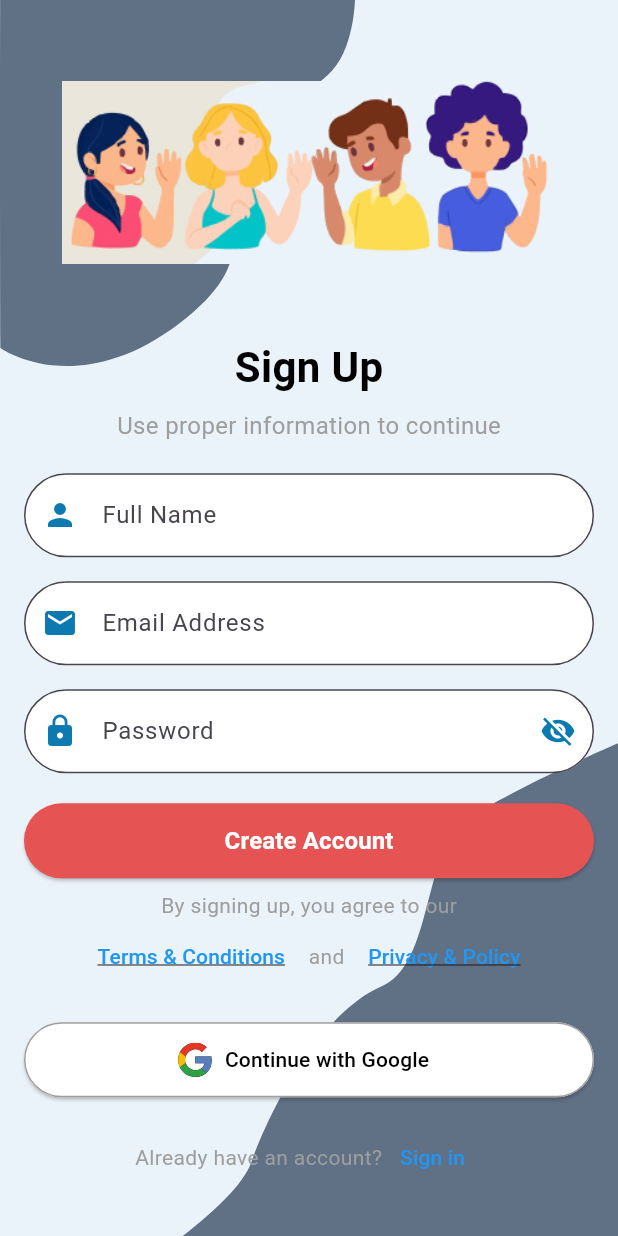
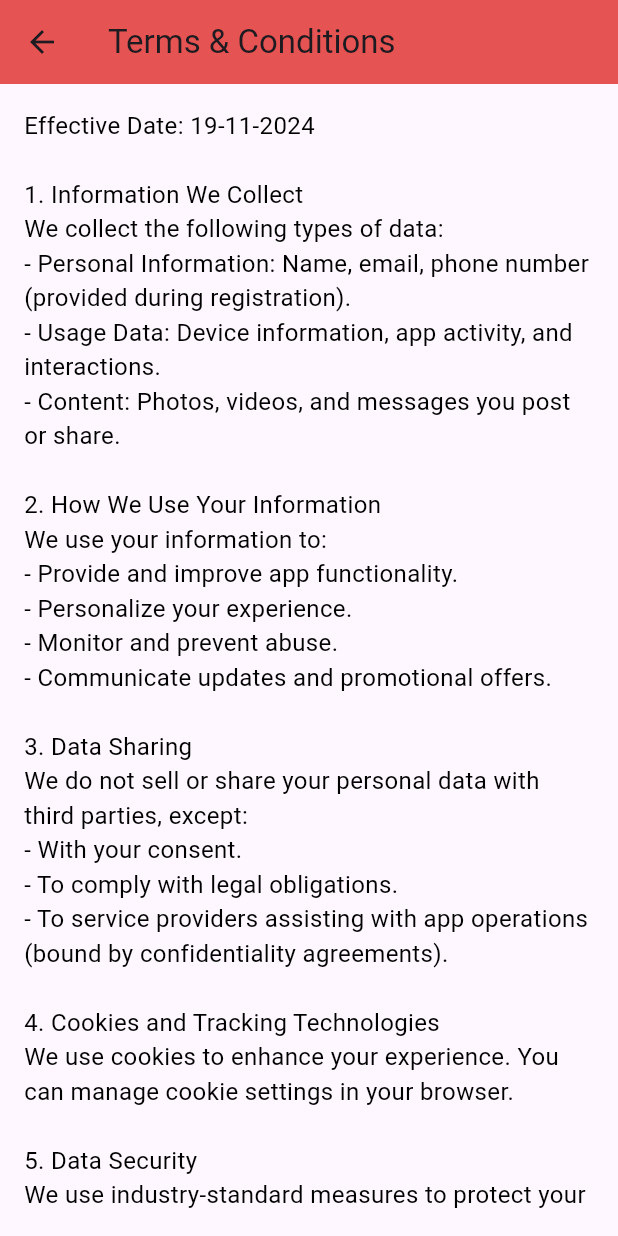
Before and after one commit to rishabh2310113/food_recipes_health_tracker, a Flutter app: the SignUpScreen screen opened by its route, after a tap on "Terms & Conditions", on a phone screen of 412 x 824 dp. Run offline on Flutter 3.47's test engine with Material 3 defaults, Android fonts, the phone set to English and light mode, and no system bars; our stand-ins replace flutter_svg; project files that could hold a hidden picture were left out.

Commit message:
created more pages

```diff
--- a/lib/main.dart
+++ b/lib/main.dart
@@ -1,7 +1,11 @@
+import 'package:final_project/privacy_&_policy.dart';
+import 'package:final_project/terms_&_conditions.dart';
 import 'package:flutter/material.dart';
 import 'onboarding.dart';
 import 'signup.dart';
 import 'signin.dart';
+import 'forgot_password.dart';
+
 void main() {
   runApp(MyApp());
 }
@@ -16,6 +20,9 @@ class MyApp extends StatelessWidget {
         'onboarding': (context) => OnboardingScreen(),
         'signup': (context) => SignUpScreen(),
         'signin': (context) => SignInScreen(),
+        '/forgot_password': (context) => ForgotPasswordScreen(),
+        '/terms': (context) => TermsAndConditionsScreen(),
+        '/privacy': (context) => PrivacyPolicyScreen(),
       },
     );
   }
--- /dev/null
+++ b/lib/privacy_&_policy.dart
@@ -0,0 +1,50 @@
+import 'package:flutter/material.dart';
+
+class PrivacyPolicyScreen extends StatelessWidget {
+  @override
+  Widget build(BuildContext context) {
+    return Scaffold(
+      appBar: AppBar(
+        title: const Text("Privacy & Policy"),
+        backgroundColor: const Color(0xFFE55353),
+      ),
+      body: const Padding(
+        padding:  EdgeInsets.all(16.0),
+        child: SingleChildScrollView(
+          child: Column(
+            crossAxisAlignment: CrossAxisAlignment.start,
+            children: [
+              Text(
+                "1. Acceptance of Terms\n"
+                "By downloading, accessing, or using the Hola app, you agree to these Terms and Conditions and our Privacy Policy. If you do not agree, do not use the app.\n\n"
+                "2. Eligibility\n"
+                "You must be at least 13 years old to use the app. By using the app, you confirm that you meet the age requirement and have the legal capacity to agree to these terms.\n\n"
+                "3. Account Registration\n"
+                "You are responsible for maintaining the confidentiality of your login credentials.\n"
+                "You agree to provide accurate, complete, and updated information.\n"
+                "Hola reserves the right to terminate accounts that provide false information or violate our policies.\n\n"
+                "4. User Conduct\n"
+                "- Post or share content that is illegal, abusive, hateful, or violates the rights of others.\n"
+                "- Use the app for any unauthorized or unlawful purpose.\n"
+                "- Impersonate others or misrepresent your identity.\n"
+                "Hola reserves the right to suspend or terminate accounts that violate these rules.\n\n"
+                "5. Content Ownership\n"
+                "You retain ownership of the content you post.\n"
+                "By posting, you grant Hola a worldwide, royalty-free license to use, display, and share your content within the app.\n\n"
+                "6. Privacy and Data\n"
+                "Your use of the app is subject to our Privacy Policy. We are committed to protecting your personal information.\n\n"
+                "7. Termination\n"
+                "Hola may suspend or terminate your access to the app at any time without notice for violating these terms.\n\n"
+                "8. Liability Disclaimer\n"
+                "Hola is provided on an 'as-is' basis. We do not guarantee uninterrupted service or error-free functionality.\n\n"
+                "9. Changes to Terms\n"
+                "Hola reserves the right to update these Terms at any time. Continued use of the app constitutes acceptance of the updated terms.\n",
+                style: TextStyle(fontSize: 16, color: Colors.black),
+              ),
+            ],
+          ),
+        ),
+      ),
+    );
+  }
+}
--- /dev/null
+++ b/lib/terms_&_conditions.dart
@@ -0,0 +1,59 @@
+import 'package:flutter/material.dart';
+
+class TermsAndConditionsScreen extends StatelessWidget {
+  @override
+  Widget build(BuildContext context) {
+    return Scaffold(
+      appBar: AppBar(
+        title: const Text("Terms & Conditions"),
+        backgroundColor: const Color(0xFFE55353),
+      ),
+      body: const Padding(
+        padding: EdgeInsets.all(16.0),
+        child: SingleChildScrollView(
+          child: Column(
+            crossAxisAlignment: CrossAxisAlignment.start,
+            children: [
+              Text(
+                "Effective Date: 19-11-2024\n\n"
+                "1. Information We Collect\n"
+                "We collect the following types of data:\n"
+                "- Personal Information: Name, email, phone number (provided during registration).\n"
+                "- Usage Data: Device information, app activity, and interactions.\n"
+                "- Content: Photos, videos, and messages you post or share.\n\n"
+                "2. How We Use Your Information\n"
+                "We use your information to:\n"
+                "- Provide and improve app functionality.\n"
+                "- Personalize your experience.\n"
+                "- Monitor and prevent abuse.\n"
+                "- Communicate updates and promotional offers.\n\n"
+                "3. Data Sharing\n"
+                "We do not sell or share your personal data with third parties, except:\n"
+                "- With your consent.\n"
+                "- To comply with legal obligations.\n"
+                "- To service providers assisting with app operations (bound by confidentiality agreements).\n\n"
+                "4. Cookies and Tracking Technologies\n"
+                "We use cookies to enhance your experience. You can manage cookie settings in your browser.\n\n"
+                "5. Data Security\n"
+                "We use industry-standard measures to protect your information. However, no method of transmission over the internet is 100% secure.\n\n"
+                "6. Your Rights\n"
+                "Depending on your location, you may have the right to:\n"
+                "- Access, update, or delete your data.\n"
+                "- Object to data processing.\n\n"
+                "7. Children’s Privacy\n"
+                "Hola does not knowingly collect data from users under 13. Accounts of underage users will be terminated upon discovery.\n\n"
+                "8. Policy Updates\n"
+                "We may update this Privacy Policy from time to time. Changes will be communicated through the app.\n\n"
+                "9. Contact Us\n"
+                "For questions or concerns, contact us at:\n"
+                "- Email: support@holaapp.com\n"
+                "- Address: 123 Innovation Street, Suite 456, Tech City, CA 94016, India\n",
+                style: TextStyle(fontSize: 16, color: Colors.black),
+              ),
+            ],
+          ),
+        ),
+      ),
+    );
+  }
+}
```
Also changed, not shown: lib/forgot_password.dart (added, +109 -0 lines).
